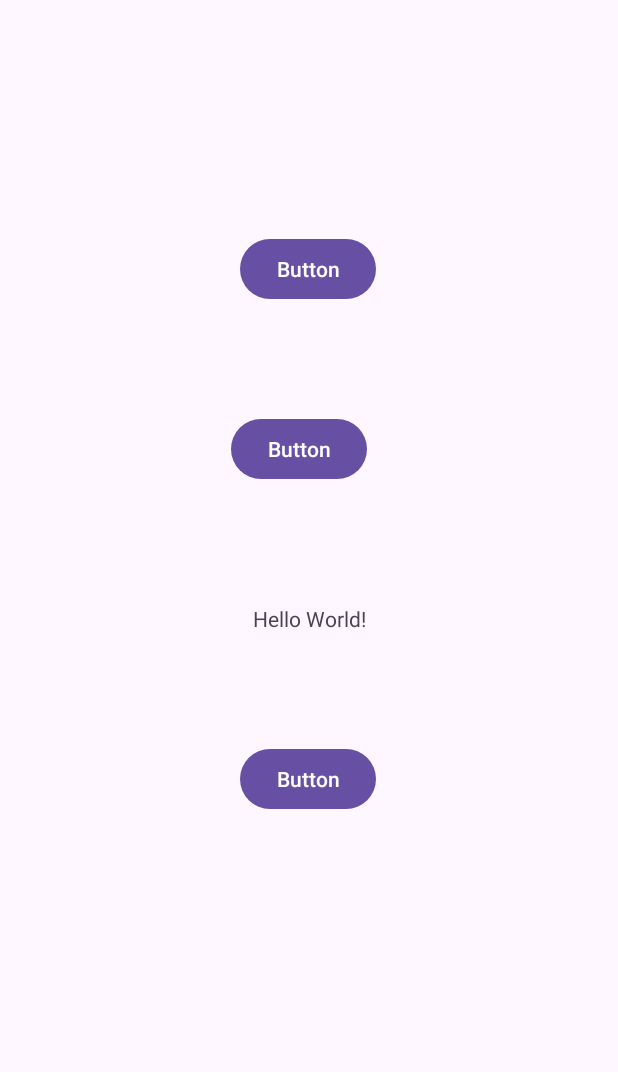
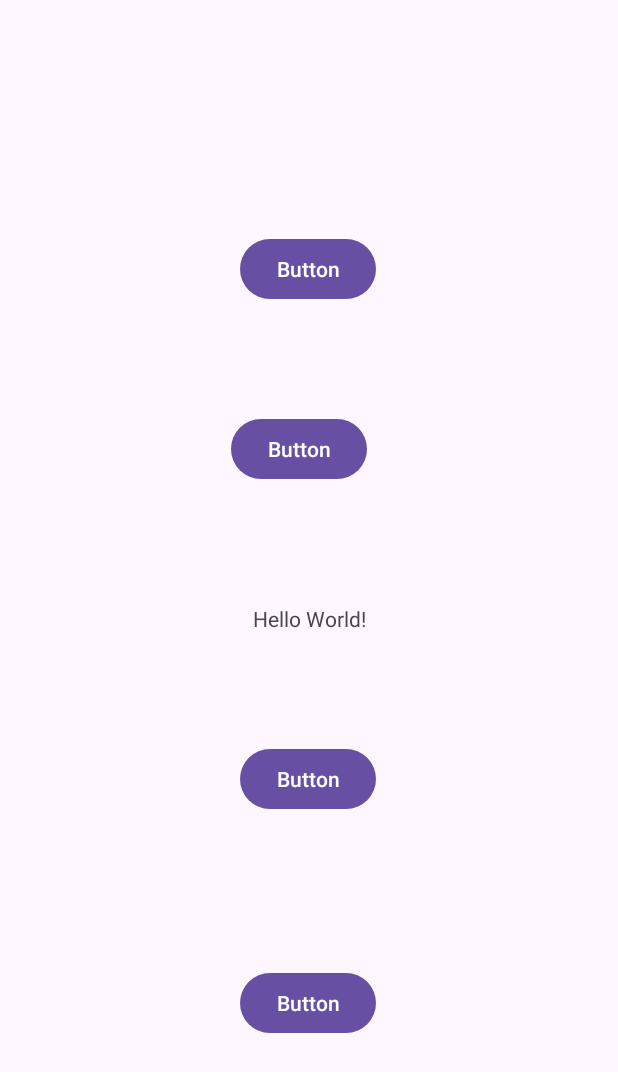
Before and after one commit to Reshala5739/KuznetsovPR22102Pz7, an Android app: the screen it shows after launch (MainActivity), on a phone screen of 412 x 824 dp. Shown: the top 1072 px of the screen. Run offline under Robolectric (Android 15) with nearby library versions, the phone set to English and light mode, and no system bars.

Commit message:
CreateButton4

```diff
--- a/app/src/main/res/layout/activity_main.xml
+++ b/app/src/main/res/layout/activity_main.xml
@@ -59,4 +59,18 @@
         app:layout_constraintStart_toStartOf="parent"
         app:layout_constraintTop_toBottomOf="@+id/textView" />
 
+    <Button
+        android:id="@+id/button4"
+        android:layout_width="wrap_content"
+        android:layout_height="wrap_content"
+        android:layout_marginStart="160dp"
+        android:layout_marginTop="89dp"
+        android:layout_marginEnd="161dp"
+        android:layout_marginBottom="120dp"
+        android:text="Button"
+        app:layout_constraintBottom_toBottomOf="parent"
+        app:layout_constraintEnd_toEndOf="parent"
+        app:layout_constraintStart_toStartOf="parent"
+        app:layout_constraintTop_toBottomOf="@+id/button3" />
+
 </androidx.constraintlayout.widget.ConstraintLayout>
```
